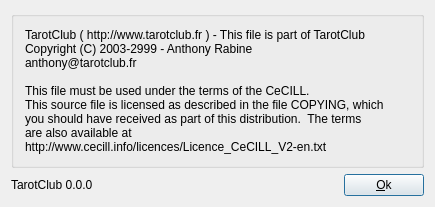
Before: the Qt Designer form src/client/AboutUI.ui in arabine/icl, drawn with Qt 5.
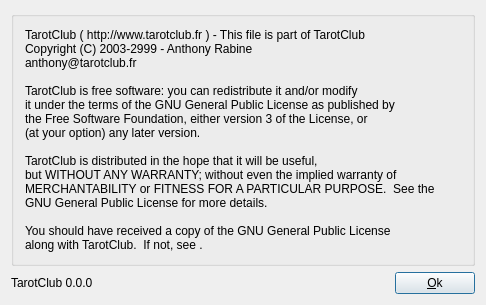
After: the same form once the commit is applied. Icons and pictures are not drawn.

What changed in the file:
```diff
--- a/src/client/AboutUI.ui
+++ b/src/client/AboutUI.ui
@@ -6,8 +6,8 @@
    <rect>
     <x>0</x>
     <y>0</y>
-    <width>431</width>
-    <height>186</height>
+    <width>455</width>
+    <height>277</height>
    </rect>
   </property>
   <property name="sizePolicy">
@@ -36,11 +36,18 @@
 Copyright (C) 2003-2999 - Anthony Rabine
 anthony@tarotclub.fr
 
-This file must be used under the terms of the CeCILL.
-This source file is licensed as described in the file COPYING, which
-you should have received as part of this distribution.  The terms
-are also available at
-http://www.cecill.info/licences/Licence_CeCILL_V2-en.txt</string>
+TarotClub is free software: you can redistribute it and/or modify
+it under the terms of the GNU General Public License as published by
+the Free Software Foundation, either version 3 of the License, or
+(at your option) any later version.
+
+TarotClub is distributed in the hope that it will be useful,
+but WITHOUT ANY WARRANTY; without even the implied warranty of
+MERCHANTABILITY or FITNESS FOR A PARTICULAR PURPOSE.  See the
+GNU General Public License for more details.
+
+You should have received a copy of the GNU General Public License
+along with TarotClub.  If not, see &lt;http://www.gnu.org/licenses/&gt;.</string>
         </property>
        </widget>
       </item>
```
